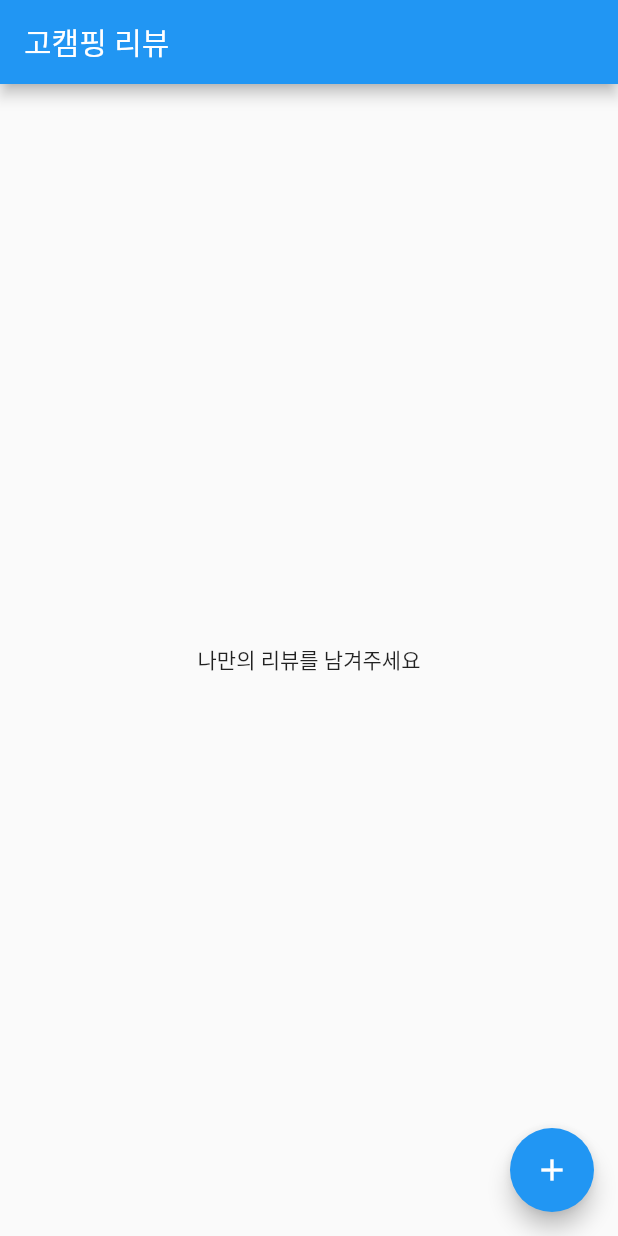
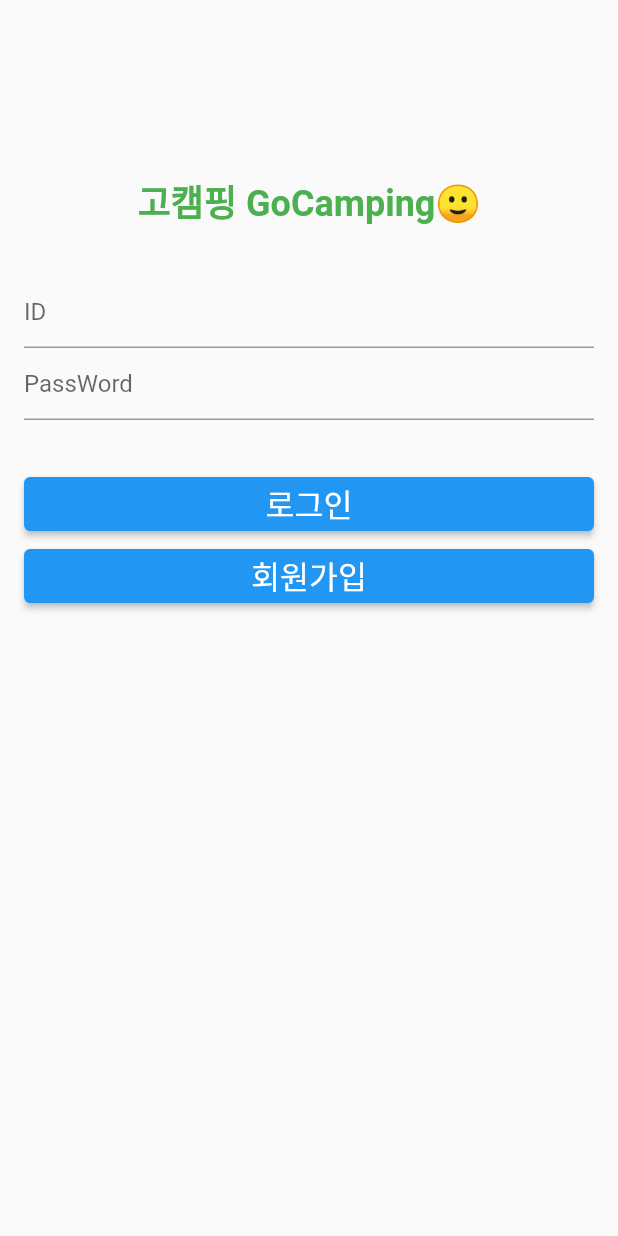
Before and after one commit to sayole/go_camping, a Flutter app: the screen it shows after launch, on a phone screen of 412 x 824 dp. Run offline on Flutter 3.47's test engine with Material 2 defaults, Android fonts, the light colour scheme and no system bars; our stand-ins replace cloud_firestore; accounts and stored records are empty.

Commit message:
로그인페이지 생성중

```diff
--- /dev/null
+++ b/lib/loginPage.dart
@@ -0,0 +1,86 @@
+import 'package:flutter/cupertino.dart';
+import 'package:flutter/material.dart';
+
+import 'main.dart';
+
+/// 로그인 페이지
+class LoginPage extends StatefulWidget {
+  const LoginPage({Key? key}) : super(key: key);
+
+  /// 배경 이미지 URL
+  final String backImg =
+      "https://i.ibb.co/2Pz33q7/2021-12-16-12-21-42-cleanup.png";
+
+  @override
+  State<LoginPage> createState() => _LoginPageState();
+}
+
+class _LoginPageState extends State<LoginPage> {
+  TextEditingController emailController = TextEditingController();
+  TextEditingController passwordController = TextEditingController();
+
+  @override
+  Widget build(BuildContext context) {
+    return Scaffold(
+      body: SingleChildScrollView(
+        padding: const EdgeInsets.all(16),
+        child: Column(
+          crossAxisAlignment: CrossAxisAlignment.stretch,
+          children: [
+            SizedBox(
+              height: 100,
+            ),
+
+            /// 현재 유저 로그인 상태
+            Center(
+              child: Text(
+                "고캠핑 GoCamping🙂",
+                style: TextStyle(
+                  fontSize: 24,
+                  fontWeight: FontWeight.bold,
+                  color: Colors.green,
+                ),
+              ),
+            ),
+            SizedBox(height: 32),
+
+            /// 아이디
+            TextField(
+              controller: emailController,
+              decoration: InputDecoration(hintText: "ID"),
+            ),
+
+            /// 비밀번호
+            TextField(
+              controller: passwordController,
+              obscureText: false, // 비밀번호 안보이게
+              decoration: InputDecoration(hintText: "PassWord"),
+            ),
+            SizedBox(height: 32),
+
+            /// 로그인 버튼
+            ElevatedButton(
+              child: Text("로그인", style: TextStyle(fontSize: 21)),
+              onPressed: () {
+                // 로그인 성공시 HomePage로 이동
+                Navigator.pushReplacement(
+                  context,
+                  MaterialPageRoute(builder: (_) => HomePage()),
+                );
+              },
+            ),
+
+            /// 회원가입 버튼
+            ElevatedButton(
+              child: Text("회원가입", style: TextStyle(fontSize: 21)),
+              onPressed: () {
+                // 회원가입
+                print("sign up");
+              },
+            ),
+          ],
+        ),
+      ),
+    );
+  }
+}
--- a/lib/main.dart
+++ b/lib/main.dart
@@ -1,5 +1,6 @@
 import 'package:flutter/cupertino.dart';
 import 'package:flutter/material.dart';
+import 'package:go_camping/loginPage.dart';
 
 void main() {
   runApp(const MyApp());
@@ -12,7 +13,7 @@ class MyApp extends StatelessWidget {
   Widget build(BuildContext context) {
     return MaterialApp(
       debugShowCheckedModeBanner: false,
-      home: HomePage(),
+      home: LoginPage(),
     );
   }
 }
@@ -25,7 +26,7 @@ class HomePage extends StatelessWidget {
   Widget build(BuildContext context) {
     return Scaffold(
       appBar: AppBar(
-        title: Text("고캠핑 리뷰"),
+        title: Text("Go Camping"),
       ),
       body: Center(child: Text("나만의 리뷰를 남겨주세요")),
       floatingActionButton: FloatingActionButton(
```
